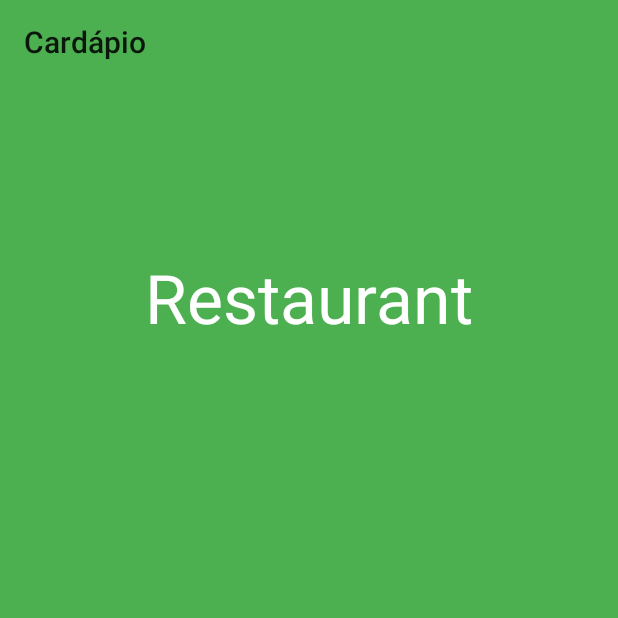
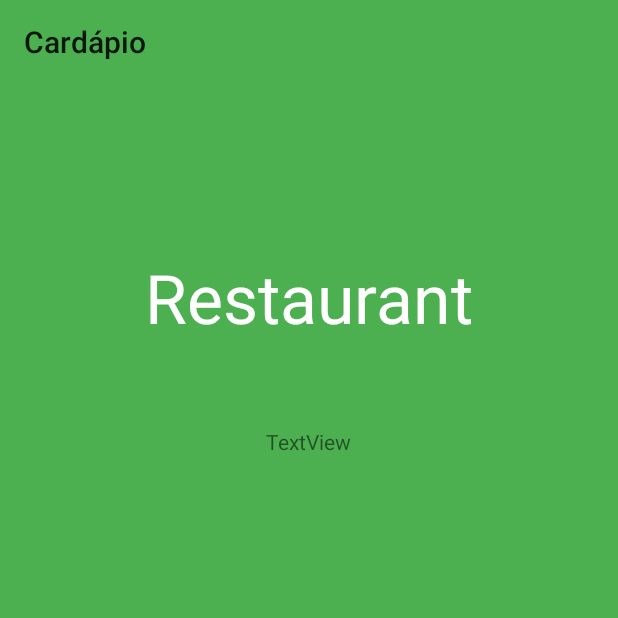
Before and after one commit to tigpalmas/EstablishmentExample, an Android app: the fragment PerfilFragment placed in its activity, on a phone screen of 412 x 824 dp, the top half of it. Run offline under Robolectric (Android 15) with nearby library versions, the phone set to English and light mode, and no system bars; libraries missing offline, so code that uses them is left out: com.mikepenz.materialdrawer; pictures from the network do not load; 14 statements that could not run were skipped.

Commit message:
testing Git

```diff
--- a/app/src/main/res/layout/fragment_perfil.xml
+++ b/app/src/main/res/layout/fragment_perfil.xml
@@ -48,6 +48,15 @@
                     android:textSize="45sp"
                     android:textStyle="bold" />
 
+                <TextView
+                    android:id="@+id/textView22"
+                    android:layout_width="wrap_content"
+                    android:layout_height="wrap_content"
+                    android:layout_below="@+id/textView"
+                    android:layout_centerHorizontal="true"
+                    android:layout_marginTop="56dp"
+                    android:text="TextView" />
+
             </RelativeLayout>
 
 
```
